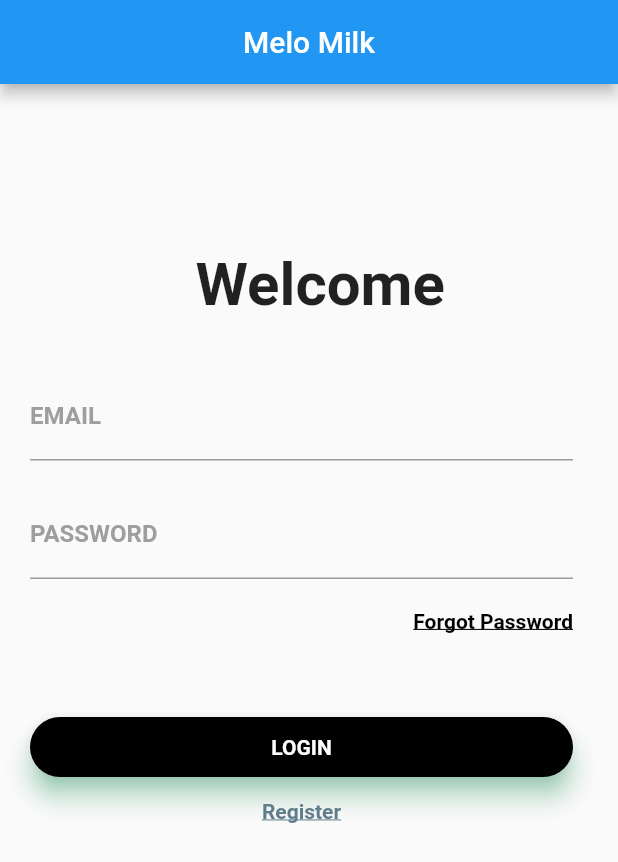
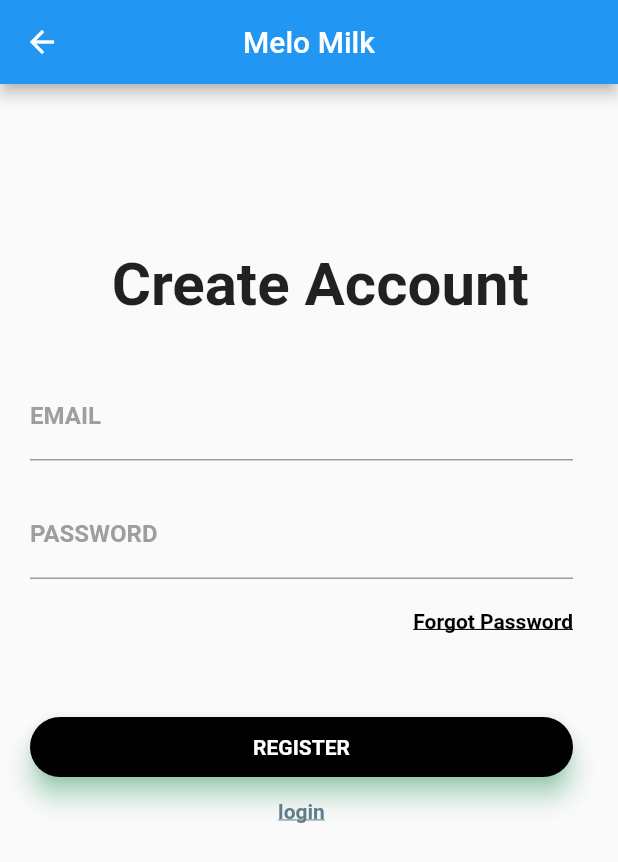
Before and after one commit to yakobodata/melomilkmvp, a Flutter app: the screen it shows after launch, after a tap on "Register", on a phone screen of 412 x 824 dp. Shown: the top 862 px of the screen. Run offline on Flutter 3.47's test engine with Material 2 defaults, Android fonts, the phone set to English and light mode, and no system bars; Roboto replaces fonts that are missing (Montserrat).

Commit message:
all_design_done

```diff
--- a/lib/main.dart
+++ b/lib/main.dart
@@ -1,4 +1,6 @@
 import 'package:flutter/material.dart';
+import 'register.dart';
+import 'order.dart';
 
 void main() => runApp(MaterialApp(
   home: Signin(),
@@ -13,58 +15,60 @@ String _userEmail = "";
         appBar: AppBar(
           title: Text('Melo Milk'),
           centerTitle: true,
-
         ),
-      body:Column(
+        body: Column(
           children: <Widget>[
             Container(
               child: Stack(
                 children: <Widget>[
                   Container(
                     padding: EdgeInsets.fromLTRB(15, 110, 0, 0),
-                  child: Text("Welcome",
-                  style: TextStyle(
-                    fontSize: 40,fontWeight: FontWeight.bold
-                  ),
+                    child: Text(
+                      "Welcome",
+                      style:
+                      TextStyle(fontSize: 40, fontWeight: FontWeight.bold),
                     ),
                   )
                 ],
               ),
             ),
             Container(
-            padding: EdgeInsets.only(top: 35,left: 20,right: 30,),
+              padding: EdgeInsets.only(
+                top: 35,
+                left: 20,
+                right: 30,
+              ),
               child: Column(
                 children: <Widget>[
                   TextField(
-
                     decoration: InputDecoration(
                         labelText: 'EMAIL',
                         labelStyle: TextStyle(
                             fontFamily: 'Montserrat',
                             fontWeight: FontWeight.bold,
-                      color: Colors.grey
-                    )
+                            color: Colors.grey)),
                   ),
+                  SizedBox(
+                    height: 20,
                   ),
-                SizedBox(height: 20,),
                   TextField(
                     decoration: InputDecoration(
-                    labelText : 'PASSWORD',
+                        labelText: 'PASSWORD',
                         labelStyle: TextStyle(
                             fontFamily: 'Montserrat',
                             fontWeight: FontWeight.bold,
-                      color: Colors.grey
-                    ),
+                            color: Colors.grey),
                         focusedBorder: UnderlineInputBorder(
-                      borderSide:BorderSide(color: Colors.green),
-                    )
-                  ),
+                          borderSide: BorderSide(color: Colors.green),
+                        )),
                     obscureText: true,
                   ),
-                SizedBox(height: 5.0,),
+                  SizedBox(
+                    height: 5.0,
+                  ),
                   Container(
-                  alignment: Alignment(1,0),
-                  padding: EdgeInsets.only(top: 15,left: 20),
+                    alignment: Alignment(1, 0),
+                    padding: EdgeInsets.only(top: 15, left: 20),
                     child: InkWell(
                       child: Text(
                         'Forgot Password',
@@ -72,19 +76,24 @@ String _userEmail = "";
                             color: Colors.black,
                             fontWeight: FontWeight.bold,
                             fontFamily: 'Montserrat',
-                        decoration: TextDecoration.underline
-                      ),
+                            decoration: TextDecoration.underline),
                       ),
                     ),
                   ),
                   Container(
                       alignment: Alignment.center,
                       padding: const EdgeInsets.symmetric(horizontal: 16),
-                  child: Text(_success == 1 ? '': (_success == 2 ? 'Successfully signed in '+ _userEmail : 'Sign in failed'),
+                      child: Text(
+                        _success == 1
+                            ? ''
+                            : (_success == 2
+                            ? 'Successfully signed in ' + _userEmail
+                            : 'Sign in failed'),
                         style: TextStyle(color: Colors.red),
-                    )
+                      )),
+                  SizedBox(
+                    height: 40,
                   ),
-                SizedBox(height: 40,),
                   Container(
                     height: 40,
                     child: Material(
@@ -93,27 +102,37 @@ String _userEmail = "";
                       color: Colors.black,
                       elevation: 7,
                       child: GestureDetector(
-
-                      child:Center(
+                          onTap: () {
+                            Navigator.push(
+                              context,
+                              MaterialPageRoute(
+                                  builder: (context) => const Order()),
+                            );
+                          },
+                          child: Center(
                             child: Text(
                               'LOGIN',
                               style: TextStyle(
                                   color: Colors.white,
                                   fontWeight: FontWeight.bold,
-                              fontFamily: 'Montserrat'
+                                  fontFamily: 'Montserrat'),
+                            ),
+                          )),
                     ),
                   ),
-                      )
+                  SizedBox(
+                    height: 15,
                   ),
-                  ),
-                ),
-                SizedBox(height: 15,),
                   Row(
                     mainAxisAlignment: MainAxisAlignment.center,
                     children: <Widget>[
                       InkWell(
-                      onTap: (){
-                        Navigator.of(context).pushNamed('');
+                        onTap: () {
+                          Navigator.push(
+                            context,
+                            MaterialPageRoute(
+                                builder: (context) => const Register()),
+                          );
                         },
                         child: Text(
                           'Register',
@@ -121,19 +140,15 @@ String _userEmail = "";
                               color: Colors.blueGrey,
                               fontFamily: 'Montserrat',
                               fontWeight: FontWeight.bold,
-                          decoration: TextDecoration.underline
-                        ),
+                              decoration: TextDecoration.underline),
                         ),
                       )
                     ],
                   )
                 ],
               ),
-
             )
           ],
-      )
-
-    );
+        ));
   }
 }
--- /dev/null
+++ b/lib/register.dart
@@ -0,0 +1,137 @@
+import 'package:flutter/material.dart';
+
+class Register extends StatefulWidget {
+  const Register({super.key});
+  _RegisterState createState() => _RegisterState();
+}
+
+class _RegisterState extends State<Register> {
+  int _success = 1;
+  String _userEmail = "";
+  @override
+  Widget build(BuildContext context) {
+    return Scaffold(
+      appBar: AppBar(
+        title: Text('Melo Milk'),
+        centerTitle: true,
+      ),
+      body: Column(
+        children: <Widget>[
+          Container(
+            child: Stack(
+              children: <Widget>[
+                Container(
+                  padding: EdgeInsets.fromLTRB(15, 110, 0, 0),
+                  child: Text(
+                    "Create Account",
+                    style: TextStyle(fontSize: 40, fontWeight: FontWeight.bold),
+                  ),
+                )
+              ],
+            ),
+          ),
+          Container(padding: EdgeInsets.only(top: 35, left: 20,right: 30,),
+            child: Column(
+              children: <Widget>[
+                TextField(
+                  decoration: InputDecoration(
+                      labelText: 'EMAIL',
+                      labelStyle: TextStyle(
+                          fontFamily: 'Montserrat',
+                          fontWeight: FontWeight.bold,
+                          color: Colors.grey)),
+                ),
+                SizedBox(
+                  height: 20,
+                ),
+                TextField(
+                  decoration: InputDecoration(
+                      labelText: 'PASSWORD',
+                      labelStyle: TextStyle(
+                          fontFamily: 'Montserrat',
+                          fontWeight: FontWeight.bold,
+                          color: Colors.grey),
+                      focusedBorder: UnderlineInputBorder(
+                        borderSide: BorderSide(color: Colors.green),
+                      )),
+                  obscureText: true,
+                ),
+                SizedBox(
+                  height: 5.0,
+                ),
+                Container(
+                  alignment: Alignment(1, 0),
+                  padding: EdgeInsets.only(top: 15, left: 20),
+                  child: InkWell(
+                    child: Text(
+                      'Forgot Password',
+                      style: TextStyle(
+                          color: Colors.black,
+                          fontWeight: FontWeight.bold,
+                          fontFamily: 'Montserrat',
+                          decoration: TextDecoration.underline),
+                    ),
+                  ),
+                ),
+                Container(
+                    alignment: Alignment.center,
+                    padding: const EdgeInsets.symmetric(horizontal: 16),
+                    child: Text(
+                      _success == 1
+                          ? ''
+                          : (_success == 2
+                          ? 'Successfully signed in ' + _userEmail
+                          : 'Sign in failed'),
+                      style: TextStyle(color: Colors.red),
+                    )),
+                SizedBox(
+                  height: 40,
+                ),
+                Container(
+                  height: 40,
+                  child: Material(
+                    borderRadius: BorderRadius.circular(20),
+                    shadowColor: Colors.greenAccent,
+                    color: Colors.black,
+                    elevation: 7,
+                    child: GestureDetector(
+                        child: Center(
+                          child: Text(
+                            'REGISTER',
+                            style: TextStyle(
+                                color: Colors.white,
+                                fontWeight: FontWeight.bold,
+                                fontFamily: 'Montserrat'),
+                          ),
+                        )),
+                  ),
+                ),
+                SizedBox(
+                  height: 15,
+                ),
+                Row(
+                  mainAxisAlignment: MainAxisAlignment.center,
+                  children: <Widget>[
+                    InkWell(
+                      onTap: () {
+                        Navigator.pop(context);
+                      },
+                      child: Text(
+                        'login',
+                        style: TextStyle(
+                            color: Colors.blueGrey,
+                            fontFamily: 'Montserrat',
+                            fontWeight: FontWeight.bold,
+                            decoration: TextDecoration.underline),
+                      ),
+                    )
+                  ],
+                )
+              ],
+            ),
+          )
+        ],
+      ),
+    );
+  }
+}
```
Also changed, not shown: lib/confirm.dart (added, +122 -0 lines), lib/order.dart (added, +80 -0 lines), lib/status.dart (added, +32 -0 lines). Lines whose indentation alone changed are shown as unchanged.
